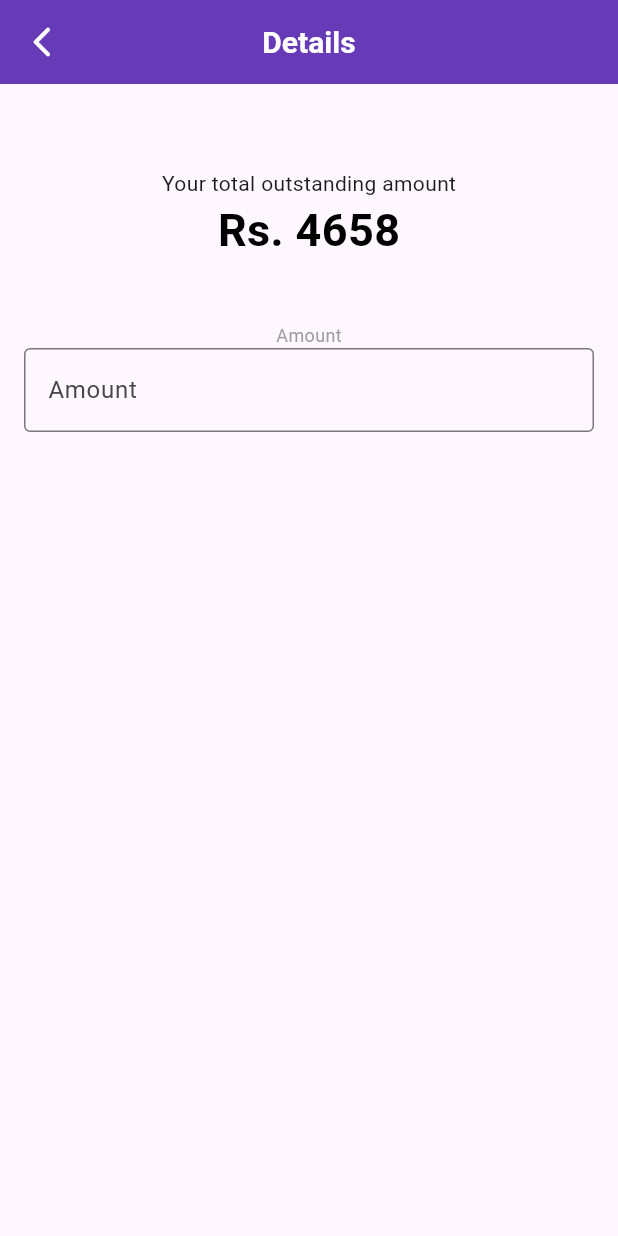
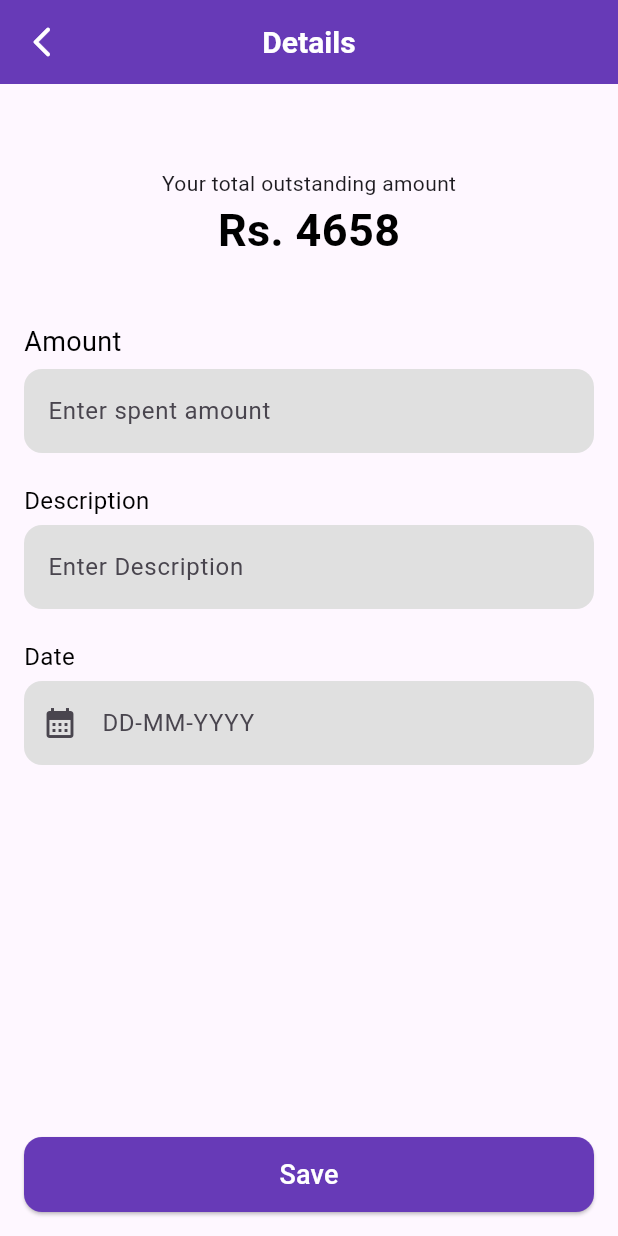
Before and after one commit to priyankafulwari127/finly, a Flutter app: the DetailsScreen screen opened by its route, on a phone screen of 412 x 824 dp. Run offline on Flutter 3.47's test engine with Material 3 defaults, Android fonts, the phone set to English and light mode, and no system bars; our stand-ins replace get.

Commit message:
details screen addition

```diff
--- /dev/null
+++ b/lib/controller/detailsConotroller.dart
@@ -0,0 +1,5 @@
+import 'package:get/get.dart';
+
+class DetailsController extends GetxController{
+  DateTime? selectedDate;
+}
--- a/lib/main.dart
+++ b/lib/main.dart
@@ -13,6 +13,7 @@ class MyApp extends StatelessWidget {
   @override
   Widget build(BuildContext context) {
     return GetMaterialApp(
+      debugShowCheckedModeBanner: false,
       title: 'Flutter Demo',
       theme: ThemeData(
         colorScheme: ColorScheme.fromSeed(seedColor: Colors.deepPurple),
--- a/lib/ui/DetailsScreen.dart
+++ b/lib/ui/DetailsScreen.dart
@@ -1,8 +1,16 @@
+import 'package:finly/controller/detailsConotroller.dart';
 import 'package:flutter/cupertino.dart';
 import 'package:flutter/material.dart';
+import 'package:get/get.dart';
+import 'package:get/get_core/src/get_main.dart';
 
 class DetailsScreen extends StatelessWidget {
-  const DetailsScreen({super.key});
+  DetailsScreen({super.key});
+
+  TextEditingController amountController = TextEditingController();
+  TextEditingController descriptionController = TextEditingController();
+  TextEditingController dateController = TextEditingController();
+  DetailsController detailsController = Get.put(DetailsController());
 
   @override
   Widget build(BuildContext context) {
@@ -26,20 +34,25 @@ class DetailsScreen extends StatelessWidget {
         centerTitle: true,
         backgroundColor: Colors.deepPurple,
       ),
-      body: Center(
-        child: Padding(
+      body: Padding(
         padding: const EdgeInsets.all(16.0),
         child: Column(
+          crossAxisAlignment: CrossAxisAlignment.start,
           children: [
-              SizedBox(height: 40,),
-              Text(
+            SizedBox(
+              height: 40,
+            ),
+            Center(
+              child: Text(
                 'Your total outstanding amount',
                 style: TextStyle(
                   fontSize: 14,
                   color: Colors.grey[550],
                 ),
               ),
-              Text(
+            ),
+            Center(
+              child: Text(
                 'Rs. 4658',
                 style: TextStyle(
                   fontSize: 30,
@@ -47,26 +60,174 @@ class DetailsScreen extends StatelessWidget {
                   color: Colors.black,
                 ),
               ),
-              SizedBox(height: 40,),
+            ),
+            SizedBox(
+              height: 40,
+            ),
             Text(
               'Amount',
+              style: TextStyle(
+                fontSize: 18,
+                color: Colors.black,
+              ),
+            ),
+            SizedBox(
+              height: 5,
+            ),
+            TextField(
+              controller: amountController,
+              decoration: InputDecoration(
+                border: InputBorder.none,
+                focusedBorder: OutlineInputBorder(
+                  borderRadius: BorderRadius.all(
+                    Radius.circular(
+                      12,
+                    ),
+                  ),
+                  borderSide: BorderSide.none,
+                ),
+                enabledBorder: OutlineInputBorder(
+                  borderRadius: BorderRadius.all(
+                    Radius.circular(
+                      12,
+                    ),
+                  ),
+                  borderSide: BorderSide.none,
+                ),
+                hintText: 'Enter spent amount',
+                fillColor: Colors.grey[300],
+                filled: true,
+              ),
+              keyboardType: TextInputType.number,
+            ),
+            SizedBox(
+              height: 20,
+            ),
+            Text(
+              'Description',
               textAlign: TextAlign.left,
               style: TextStyle(
-                  fontSize: 12,
-                  color: Colors.grey,
+                fontSize: 16,
+                color: Colors.black,
               ),
             ),
+            SizedBox(
+              height: 5,
+            ),
             TextField(
+              controller: descriptionController,
               decoration: InputDecoration(
-                  border: OutlineInputBorder(),
-                  labelText: "Amount",
-                  hintText: 'Enter spent amount',
+                border: InputBorder.none,
+                focusedBorder: OutlineInputBorder(
+                  borderRadius: BorderRadius.all(
+                    Radius.circular(
+                      12,
+                    ),
+                  ),
+                  borderSide: BorderSide.none,
+                ),
+                enabledBorder: OutlineInputBorder(
+                  borderRadius: BorderRadius.all(
+                    Radius.circular(
+                      12,
+                    ),
+                  ),
+                  borderSide: BorderSide.none,
+                ),
+                hintText: 'Enter Description',
+                fillColor: Colors.grey[300],
+                filled: true,
+              ),
+              keyboardType: TextInputType.text,
+            ),
+            SizedBox(
+              height: 20,
+            ),
+            Text(
+              'Date',
+              textAlign: TextAlign.left,
+              style: TextStyle(
+                fontSize: 16,
+                color: Colors.black,
+              ),
+            ),
+            SizedBox(
+              height: 5,
+            ),
+            TextField(
+              onTap: () {
+                _selectDate(context);
+              },
+              controller: dateController,
+              decoration: InputDecoration(
+                border: InputBorder.none,
+                focusedBorder: OutlineInputBorder(
+                  borderRadius: BorderRadius.all(
+                    Radius.circular(
+                      12,
+                    ),
+                  ),
+                  borderSide: BorderSide.none,
+                ),
+                enabledBorder: OutlineInputBorder(
+                  borderRadius: BorderRadius.all(
+                    Radius.circular(
+                      12,
+                    ),
+                  ),
+                  borderSide: BorderSide.none,
+                ),
+                prefixIcon: Icon(Icons.calendar_month),
+                hintText: 'DD-MM-YYYY',
+                fillColor: Colors.grey[300],
+                filled: true,
+              ),
+            ),
+            Spacer(
+              flex: 1,
+            ),
+            SizedBox(
+              width: MediaQuery.of(context).size.height,
+              height: 50,
+              child: ElevatedButton(
+                style: ElevatedButton.styleFrom(
+                  backgroundColor: Colors.deepPurple,
+                  shape: RoundedRectangleBorder(
+                    borderRadius: BorderRadius.all(
+                      Radius.circular(
+                        12,
+                      ),
+                    ),
+                  ),
+                ),
+                onPressed: () {},
+                child: Text(
+                  'Save',
+                  style: TextStyle(
+                    color: Colors.white,
+                    fontSize: 18,
+                  ),
+                ),
               ),
             )
           ],
         ),
       ),
-      ),
     );
   }
+
+  //TODO : need to improve date picker
+  Future<void> _selectDate(BuildContext context) async {
+    final DateTime? picked = await showDatePicker(
+      initialDate: detailsController.selectedDate ?? DateTime.now(),
+      context: context,
+      firstDate: DateTime(2000),
+      lastDate: DateTime(2100),
+    );
+    if (picked != null && picked != detailsController.selectedDate) {
+      detailsController.selectedDate = picked;
+      dateController.text =
+          detailsController.selectedDate!.toIso8601String();
     }
+  }
+}
```
Also changed, not shown: pubspec.lock. Lines whose indentation alone changed are shown as unchanged.
